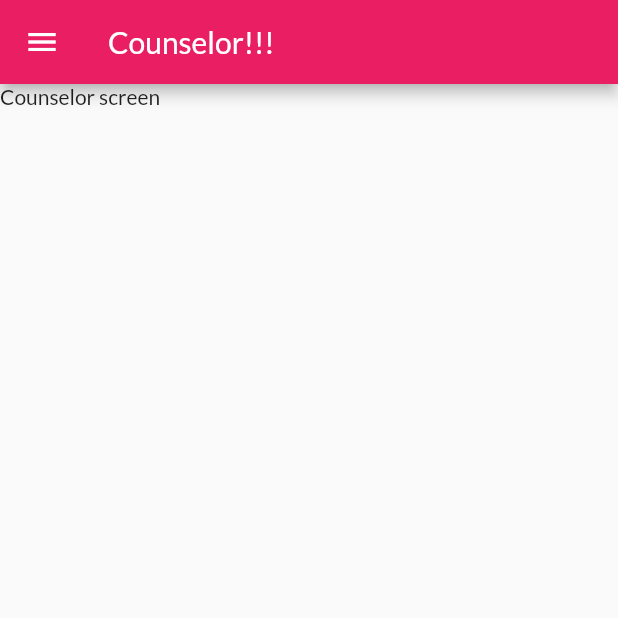
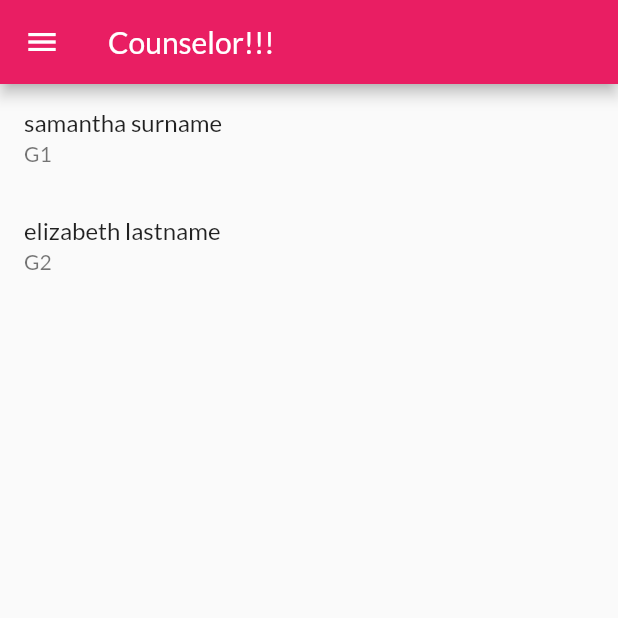
Before and after one commit to melikebilen/daily_camp_activities, a Flutter app: the screen it shows after launch, after a tap on "Counselor", on a phone screen of 412 x 824 dp, the top half of it. Run offline on Flutter 3.47's test engine with Material 2 defaults, Android fonts, the phone set to English and light mode, and no system bars.

Commit message:
added campers names & bunks

```diff
--- a/lib/main.dart
+++ b/lib/main.dart
@@ -10,6 +10,8 @@ import './screens/edit_activities_screen.dart';
 import './screens/add_activity_screen.dart';
 
 import './providers/Activities.dart';
+import './providers/Campers.dart';
+import './providers/Counselors.dart';
 
 
 void main() => runApp(MyApp());
@@ -21,6 +23,12 @@ class MyApp extends StatelessWidget {
       providers: [
         ChangeNotifierProvider.value(
           value: Activities(),
+        ),
+         ChangeNotifierProvider.value(
+          value: Campers(),
+        ),
+          ChangeNotifierProvider.value(
+          value: Counselors(),
         ),
       ],
     child:
--- a/lib/providers/Activity.dart
+++ b/lib/providers/Activity.dart
@@ -12,7 +12,7 @@ class Activity {
 
   Activity({
   @required this.id ,
+  @required this.activityCounselor,
   @required this.name,
-  @required this.period,
-  @required this.activityCounselor});
+  @required this.period, });
 }
--- /dev/null
+++ b/lib/providers/Bunk.dart
@@ -0,0 +1,24 @@
+import 'Camper.dart';
+import 'Counselors.dart';
+import 'Counselor.dart';
+
+class Bunk{
+  // final id; Database için eklenebilir
+  final String name;
+   List<Camper> campers;
+   List<Counselor> counselor;
+
+  Bunk(this.name);
+
+static List<Bunk> bunks = [
+  Bunk('G1'),
+  Bunk('G2'),
+  Bunk('G3'),
+];
+
+
+
+
+ //each class will have counselors and campers!
+
+}
--- a/lib/providers/Bunks.dart
+++ /dev/null
@@ -1,5 +0,0 @@
-
-class Bunk{
- //each class will have counselors and campers!
-
-}
--- a/lib/providers/Camper.dart
+++ b/lib/providers/Camper.dart
@@ -1,10 +1,16 @@
 import 'package:provider/provider.dart';
-
+import 'Bunk.dart';
+import 'Activity.dart';
 class Camper{
   final String id;
   final String name;
   final String surname;
+  final Bunk bunk;
+  List<Activity> dailyActivitiesOfCamper=[];
   //Also the activities they will choose!
 
-  Camper(this.id,this.name,this.surname);
+  Camper({this.id,this.name,this.surname,this.bunk});
+
+
+
 }
--- /dev/null
+++ b/lib/providers/Campers.dart
@@ -0,0 +1,22 @@
+
+import 'package:flutter/material.dart';
+import 'package:provider/provider.dart';
+import 'Camper.dart';
+import 'Bunk.dart';
+class Campers extends ChangeNotifier {
+
+final List<Camper> campers = [
+  Camper(
+    id:'camper1',
+    name:'samantha',
+    surname:'surname',
+    bunk: Bunk.bunks[0],),
+
+    Camper(
+    id:'camper2',
+    name:'elizabeth',
+    surname:'lastname',
+    bunk: Bunk.bunks[1],),
+];
+
+}
--- a/lib/providers/Counselor.dart
+++ b/lib/providers/Counselor.dart
@@ -1,16 +1,21 @@
 import 'package:flutter/material.dart';
 import 'package:provider/provider.dart';
+import 'Bunk.dart';
 
 class Counselor {
   final String id;
   final String name;
   final String surname;
-  //String username= "$name.$surname.2020";
-  //String password= "$name.$surname.2020";
+  final Bunk bunk;
+
+  String username=''; //"$name.$surname.2020";
+  String password=''; //"$name.$surname.2020";
 
   Counselor({
    @required this.id,
    @required this.name,
    @required this.surname,
-   });
+   @required this.bunk
+   }
+   );
 }
--- a/lib/providers/Counselors.dart
+++ b/lib/providers/Counselors.dart
@@ -1,3 +1,4 @@
+import 'package:daily_camp_activities/providers/Bunk.dart';
 import 'package:flutter/material.dart';
 import 'package:provider/provider.dart';
 import 'Counselor.dart';
@@ -5,8 +6,8 @@ import 'Counselor.dart';
 
 class Counselors extends ChangeNotifier {
  List<Counselor> _counselors=[
-   Counselor(name: 'Melike',surname: 'Bilen',id: DateTime.now().toString()),
-   Counselor(name: 'Selin',surname: 'Çerkez',id: DateTime.now().toString()),
+   Counselor(name: 'Melike',surname: 'Bilen',id: DateTime.now().toString(),bunk: Bunk.bunks[0]),
+   Counselor(name: 'Selin',surname: 'Çerkez',id: DateTime.now().toString(),bunk: Bunk.bunks[1]),
  ];
 
 
--- a/lib/screens/choose_activities_screen.dart
+++ b/lib/screens/choose_activities_screen.dart
@@ -5,8 +5,9 @@ class ChooseActivitiesScreen extends StatelessWidget {
   @override
   Widget build(BuildContext context) {
     return Scaffold(
-      appBar: AppBar(title: Text('Choose the activities for your camper!'),),
-      body: Text('Choose activities for camper blah blah'),
+      appBar: AppBar(title: Text('Choose the activities!'),),
+      //Login yapan counselor'a göre ilerlicek burada!
+      body: Text(''),
 
     );
   }
--- a/lib/screens/counselor_login_screen.dart
+++ b/lib/screens/counselor_login_screen.dart
@@ -1,13 +1,22 @@
 import '../widgets/app_drawer.dart';
 import 'package:flutter/material.dart';
+import 'package:provider/provider.dart';
+import '../providers/Campers.dart';
+import '../widgets/CamperItem.dart';
 class CounselorLoginScreen extends StatelessWidget {
 static const routeName = '/counselor_login_screen';
   @override
   Widget build(BuildContext context) {
+    final campersData=Provider.of<Campers>(context,listen: false);
     return Scaffold(
       appBar: AppBar(title: Text('Counselor!!!'),),
-      body:Text('Counselor screen'),
       drawer: AppDrawer(),
+      body:ListView.builder(
+        itemCount: campersData.campers.length,
+        itemBuilder:(_,index){
+          return CamperItem(index);
+        },
+        ),
     );
   }
 }
--- a/lib/screens/edit_activities_screen.dart
+++ b/lib/screens/edit_activities_screen.dart
@@ -4,6 +4,7 @@ import 'package:provider/provider.dart';
 import './add_activity_screen.dart';
 import 'activities_screen.dart';
 import '../providers/Activities.dart';
+import '../widgets/activity_item.dart';
 import '../providers/Activity.dart';
 
 class EditActivitiesScreen extends StatelessWidget {
@@ -26,12 +27,7 @@ class EditActivitiesScreen extends StatelessWidget {
         itemBuilder: (_,index){
           return Dismissible(
             key: ValueKey(activitiesData.activities.length),
-               child: Card(
-              elevation: 5,
-              child: ListTile(
-                title:Text(activitiesData.activities[index].name),
-                subtitle: Text('Counselor: ${activitiesData.activities[index].activityCounselor.toString()}'),)
-              ),
+               child: ActivityItem(index),
               //HOW CAN I KNOW IF I DELETED IT!!
               onDismissed:(direction){activitiesData.deleteActivity(activitiesData.activities[index].id);},
           );
--- a/lib/screens/login_screen.dart
+++ b/lib/screens/login_screen.dart
@@ -28,7 +28,7 @@ class LoginScreen extends StatelessWidget {
             child: Text('Counselor',style: TextStyle(fontSize: 20),),
             color: Theme.of(context).accentColor,
             onPressed: () {
-              Navigator.of(context).pushReplacementNamed(CounselorLoginScreen.routeName);
+              Navigator.of(context).pushNamed(CounselorLoginScreen.routeName);
             },
           ),
           SizedBox(
--- /dev/null
+++ b/lib/widgets/CamperItem.dart
@@ -0,0 +1,15 @@
+import 'package:flutter/material.dart';
+import 'package:provider/provider.dart';
+import '../providers/Campers.dart';
+class CamperItem extends StatelessWidget {
+ final int index;
+CamperItem(this.index);
+  @override
+  Widget build(BuildContext context) {
+    final campersData=Provider.of<Campers>(context,listen: false);
+    return ListTile(
+      title:Text('${campersData.campers[index].name} ${campersData.campers[index].surname}'),
+      subtitle: Text('${campersData.campers[index].bunk.name} ',
+    ));
+  }
+}
--- a/lib/widgets/activity_item.dart
+++ b/lib/widgets/activity_item.dart
@@ -1,13 +1,18 @@
+import 'package:daily_camp_activities/providers/Activity.dart';
 import 'package:flutter/material.dart';
 import 'package:provider/provider.dart';
 import '../providers/Activities.dart';
 class ActivityItem extends StatelessWidget {
-
+  final int index;
+ ActivityItem(this.index);
   @override
   Widget build(BuildContext context) {
      final activitiesData=Provider.of<Activities>(context);
-    return Container(
-
-    );
+    return Card(
+              elevation: 5,
+              child: ListTile(
+                title:Text(activitiesData.activities[index].name),
+                subtitle: Text('Counselor: ${activitiesData.activities[index].activityCounselor.toString()}'),)
+              );
   }
 }
--- a/pubspec.yaml
+++ b/pubspec.yaml
@@ -21,6 +21,7 @@ dependencies:
     sdk: flutter
   provider: ^4.0.4
   intl: ^0.16.1
+  http: ^0.12.0+4
 
   # The following adds the Cupertino Icons font to your application.
   # Use with the CupertinoIcons class for iOS style icons.
```
Also changed, not shown: pubspec.lock.
